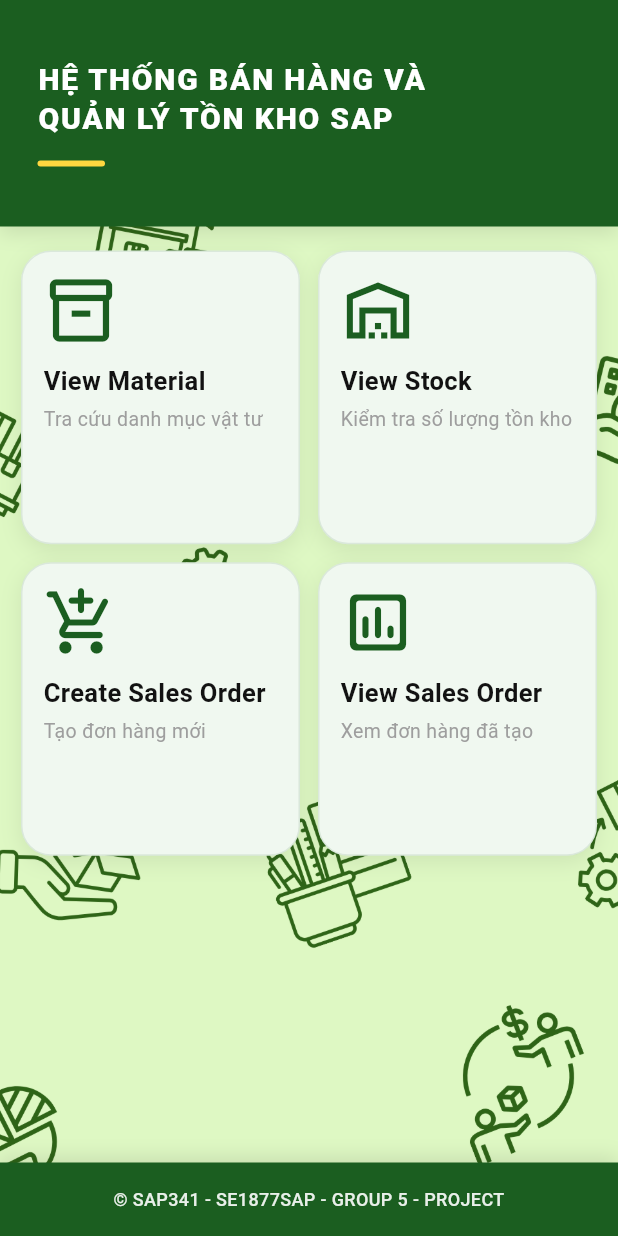
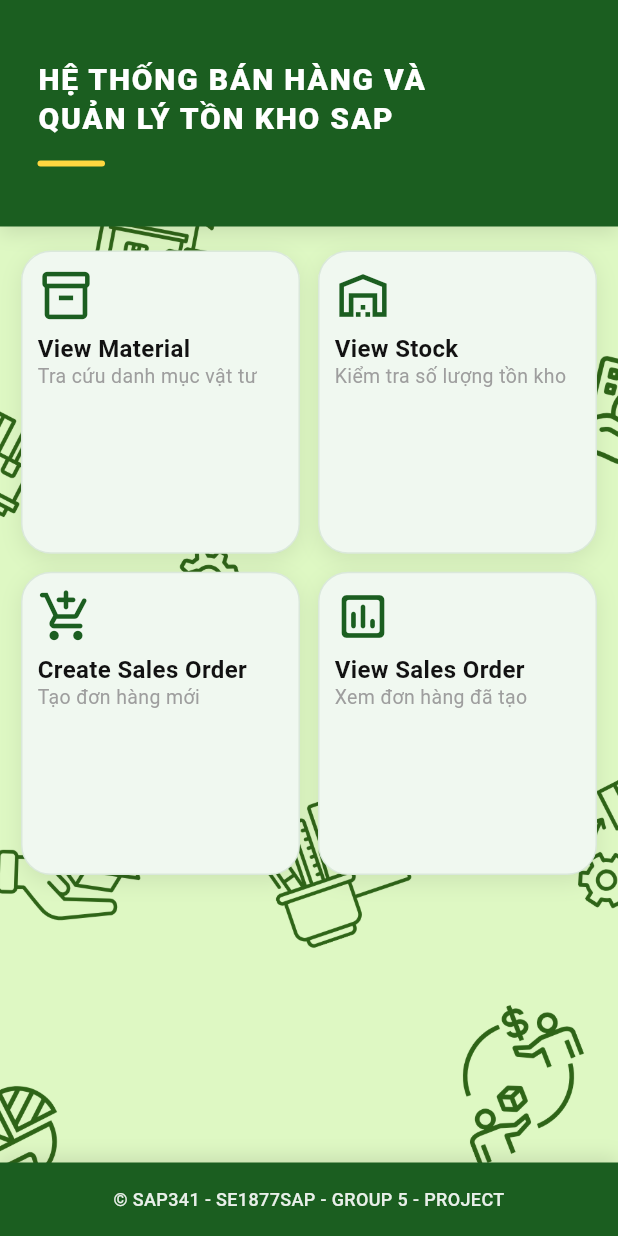
Before and after one commit to ngominhcuong/sap341_project, a Flutter app: the screen it shows after launch, on a phone screen of 412 x 824 dp. Run offline on Flutter 3.47's test engine with Material 3 defaults, Android fonts, the phone set to English and light mode, and no system bars; our stand-ins replace flutter_dotenv, shared_preferences, shimmer.

Commit message:
update: main responsive

```diff
--- a/lib/screen/menu.dart
+++ b/lib/screen/menu.dart
@@ -13,19 +13,18 @@ class MainMenuScreen extends StatelessWidget {
   Widget build(BuildContext context) {
     final size = MediaQuery.of(context).size;
     final bool isNarrow = size.width < 700;
+    final devicePixelRatio = MediaQuery.of(context).devicePixelRatio;
 
     return Scaffold(
       backgroundColor: backgroundLight,
       body: Stack(
         children: [
-          // Background image
           Positioned.fill(
             child: Image.asset(
               "assets/images/backgrsap.png",
               fit: BoxFit.cover,
             ),
           ),
-          // Content
           Column(
             children: [
               _buildSystemHeader(context),
@@ -39,9 +38,7 @@ class MainMenuScreen extends StatelessWidget {
                     crossAxisCount: size.width < 500 ? 2 : (isNarrow ? 2 : 4),
                     crossAxisSpacing: 12,
                     mainAxisSpacing: 12,
-                    childAspectRatio: size.width < 500
-                        ? 0.95
-                        : (isNarrow ? 1.0 : 1.2),
+                    childAspectRatio: _getChildAspectRatio(size),
                   ),
                   itemCount: 4,
                   itemBuilder: (context, index) {
@@ -89,6 +86,16 @@ class MainMenuScreen extends StatelessWidget {
         ],
       ),
     );
+  }
+
+  double _getChildAspectRatio(Size size) {
+    if (size.width < 400) return 0.85;
+    if (size.width < 500) return 0.92;
+    if (size.width < 600) return 0.88;
+    if (size.width < 700) return 0.95;
+    if (size.width < 1000) return 1.05;
+    if (size.width < 1200) return 1.15;
+    return 1.25;
   }
 
   Widget _buildSystemHeader(BuildContext context) {
@@ -144,6 +151,15 @@ class MainMenuScreen extends StatelessWidget {
     IconData icon,
     Widget? nextScreen,
   ) {
+    final size = MediaQuery.of(context).size;
+
+    final iconSize = _getResponsiveValue(size, 32, 38, 42, 48);
+    final titleFontSize = _getResponsiveValue(size, 15.0, 16.0, 17.0, 19.0);
+    final subtitleFontSize = _getResponsiveValue(size, 12.0, 13.0, 14.0, 15.0);
+    final padding = _getResponsiveValue(size, 8.0, 10.0, 11.0, 12.0);
+    final iconSpacing = _getResponsiveValue(size, 6.0, 7.0, 8.0, 9.0);
+    final textSpacing = _getResponsiveValue(size, 1.5, 2.0, 2.0, 2.5);
+
     return Container(
       decoration: BoxDecoration(
         color: Color(0xFFF0F8F0),
@@ -170,27 +186,33 @@ class MainMenuScreen extends StatelessWidget {
             }
           },
           child: Padding(
-            padding: const EdgeInsets.all(14),
+            padding: EdgeInsets.all(padding),
             child: Column(
               mainAxisAlignment: MainAxisAlignment.start,
               crossAxisAlignment: CrossAxisAlignment.start,
+              mainAxisSize: MainAxisSize.min,
               children: [
-                Icon(icon, size: 50, color: primaryGreen),
-                const SizedBox(height: 10),
+                Icon(icon, size: iconSize.toDouble(), color: primaryGreen),
+                SizedBox(height: iconSpacing),
                 Text(
                   title,
                   style: TextStyle(
                     fontWeight: FontWeight.bold,
-                    fontSize: 17,
+                    fontSize: titleFontSize,
                     color: Color(0xFF121212),
+                    height: 1.15,
                   ),
                   maxLines: 2,
                   overflow: TextOverflow.ellipsis,
                 ),
-                SizedBox(height: 4),
+                SizedBox(height: textSpacing),
                 Text(
                   subtitle,
-                  style: TextStyle(fontSize: 13, color: Colors.grey[500]),
+                  style: TextStyle(
+                    fontSize: subtitleFontSize,
+                    color: Colors.grey[500],
+                    height: 1.15,
+                  ),
                   maxLines: 2,
                   overflow: TextOverflow.ellipsis,
                 ),
@@ -200,6 +222,19 @@ class MainMenuScreen extends StatelessWidget {
         ),
       ),
     );
+  }
+
+  double _getResponsiveValue(
+    Size size,
+    double small,
+    double medium,
+    double large,
+    double xlarge,
+  ) {
+    if (size.width < 400) return small;
+    if (size.width < 600) return medium;
+    if (size.width < 900) return large;
+    return xlarge;
   }
 
   Widget _buildFooter(BuildContext context) {
```
